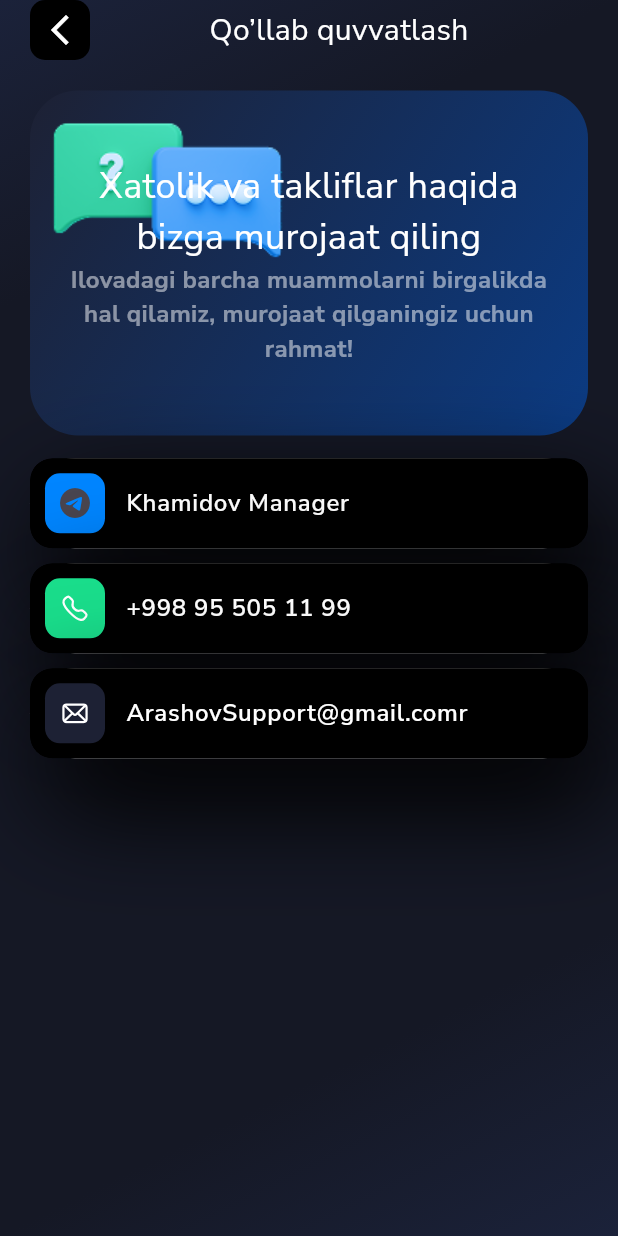
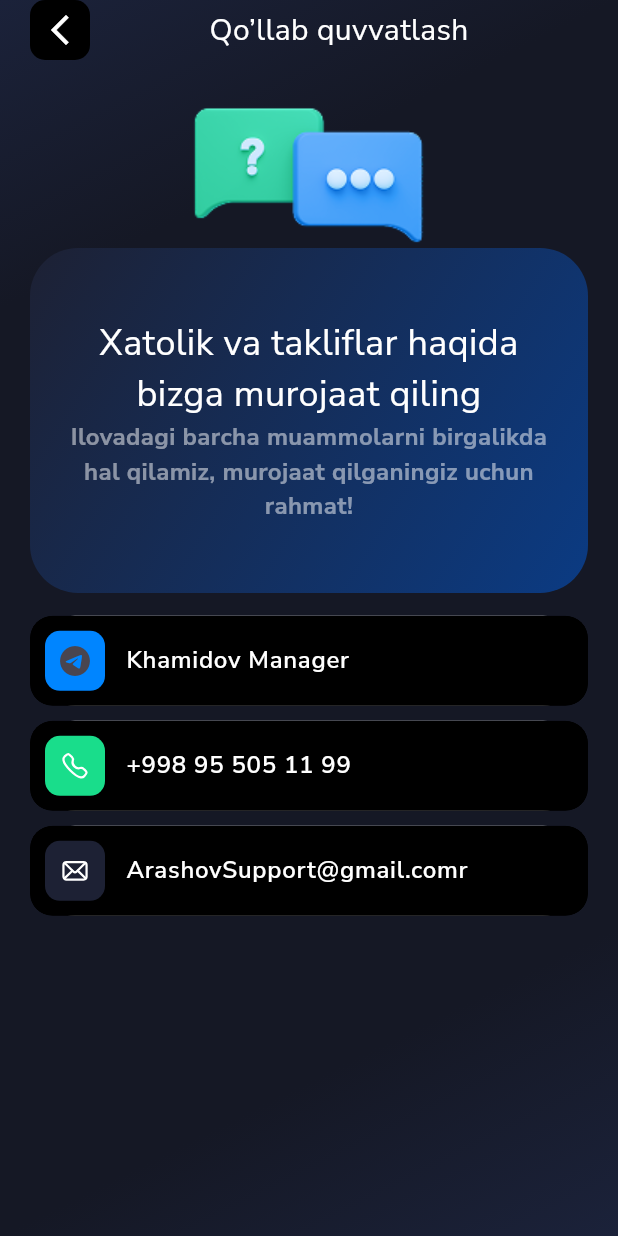
Before and after one commit to hamidovjahongir/Khamidov-Trading, a Flutter app: the SupportScreen screen opened by its route, on a phone screen of 412 x 824 dp. Run offline on Flutter 3.47's test engine with Material 3 defaults, Android fonts, the phone set to English and light mode, and no system bars; our stand-ins replace firebase_auth, firebase_core, flutter_bloc, flutter_svg, flutter_switch, geolocator and 4 more; accounts and stored records are empty; project files that could hold a hidden picture were left out.

Commit message:
profile screen boladi

```diff
--- a/lib/core/constants/app_images.dart
+++ b/lib/core/constants/app_images.dart
@@ -38,8 +38,8 @@ class AppImages {
   static const String lockIcon = '${_imagesBase}27.png';
   static const String officeLocation = '${_imagesBase}Rectangle 822.png';
   static const String messages = '${_imagesBase}Messages.png';
-    static const String mask = '${_imagesBase}Mask group.png';
+  static const String mask = '${_imagesBase}Mask group.png';
 
-
+  static const String backLogoImage = '${_imagesBase}Group 1.png';
 
 }
--- a/lib/core/widgets/w_text_field.dart
+++ b/lib/core/widgets/w_text_field.dart
@@ -59,7 +59,6 @@ class WTextField extends StatefulWidget {
   final bool? floatingLabel;
   final bool? isDense;
   final Color? focusedColor;
-
 
   const WTextField({
     this.focusedColor,
@@ -189,12 +188,12 @@ class _WTextFieldState extends State<WTextField>
             child: DecoratedBox(
               decoration: BoxDecoration(
                 boxShadow: [
-                  BoxShadow(
-                    blurRadius: 60,
-                    spreadRadius: 5,
-                    offset: Offset(12, 30),
-                    color: AppColors.black,
-                  ),
+                  // BoxShadow(
+                  //   blurRadius: 60,
+                  //   spreadRadius: 5,
+                  //   offset: Offset(12, 30),
+                  //   color: AppColors.black,
+                  // ),
                 ],
                 borderRadius: BorderRadius.circular(32),
                 color: AppColors.white,
@@ -327,7 +326,7 @@ class _WTextFieldState extends State<WTextField>
                             color:
                                 errorMessage != null
                                     ? Colors.red
-                                    : widget.focusedColor ?? AppColors.white
+                                    : widget.focusedColor ?? AppColors.white,
                           ),
                         ),
                         errorBorder: OutlineInputBorder(
--- a/lib/features/profile/presentation/pages/support_screen.dart
+++ b/lib/features/profile/presentation/pages/support_screen.dart
@@ -36,17 +36,12 @@ class _SupportScreenState extends State<SupportScreen> {
                 title: 'Qo’llab quvvatlash',
               ),
               20.height,
+              Align(child: Image.asset(AppImages.messages, fit: BoxFit.cover)),
               WGradientContainer(
                 padding: EdgeInsets.zero,
-                // width: mediaQueryWidth,
                 height: 230,
                 colors: [AppColors.backBlackColor2, AppColors.lightBlue],
-                child: Stack(
-                  children: [
-                    Positioned(
-                      child: Image.asset(AppImages.messages, fit: BoxFit.cover),
-                    ),
-                    Column(
+                child: Column(
                   mainAxisAlignment: MainAxisAlignment.center,
                   crossAxisAlignment: CrossAxisAlignment.center,
                   children: [
@@ -64,10 +59,9 @@ class _SupportScreenState extends State<SupportScreen> {
                       textAlign: TextAlign.center,
                     ).paddingSymmetric(horizontal: 10),
                   ],
-                    ),
-                  ],
                 ).paddingSymmetric(horizontal: 10, vertical: 10),
               ),
+
               15.height,
               Column(
                 spacing: 10,
@@ -76,6 +70,7 @@ class _SupportScreenState extends State<SupportScreen> {
                     focusedColor: AppColors.black,
 
                     borderColor: AppColors.black,
+
                     readonly: true,
                     keyBoardType: TextInputType.emailAddress,
                     prefix: WAppBarWidget(
```
Also changed, not shown: lib/features/profile/presentation/pages/about_us_screen.dart (+50 -1 lines), lib/features/profile/presentation/pages/edit_profile_screen.dart (+9 -2 lines), lib/features/profile/presentation/widgets/profile_items_widget.dart (+1 -10 lines), assets/images/Group 1.png (added). Lines whose indentation alone changed are shown as unchanged.
